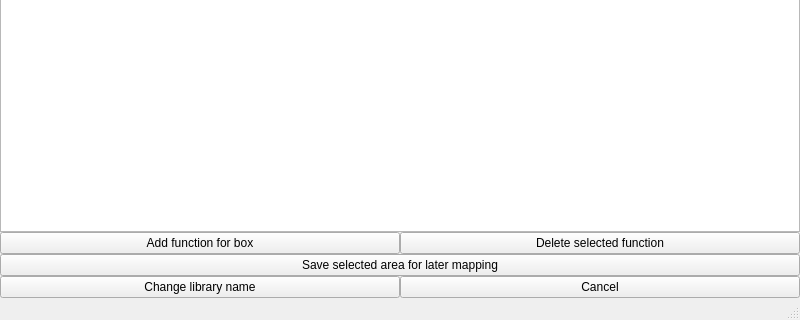
Qt form Design/ScreenMapper.ui (Kanter666/Botter) before a commit; both pictures show x 0 to 800 and y 280 to 600 of the 800 by 600 pixel window.
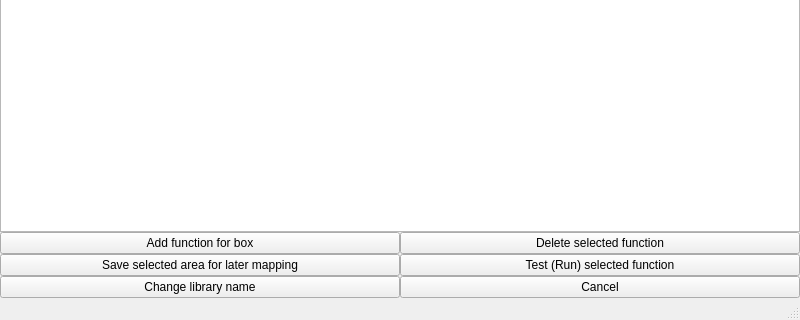
The same form after that commit.

Commit message: User can see output of function in gui

```diff
--- a/Design/ScreenMapper.ui
+++ b/Design/ScreenMapper.ui
@@ -104,7 +104,14 @@
       </property>
      </widget>
     </item>
-    <item row="5" column="1" colspan="2">
+    <item row="5" column="2">
+     <widget class="QPushButton" name="run_bt">
+      <property name="text">
+       <string>Test (Run) selected function</string>
+      </property>
+     </widget>
+    </item>
+    <item row="5" column="1">
      <widget class="QPushButton" name="save_image_bt">
       <property name="text">
        <string>Save selected area for later mapping</string>
```
Left out of the diff: 4 changed lines with no effect on the pictures. The commit also changes 1 other file.
